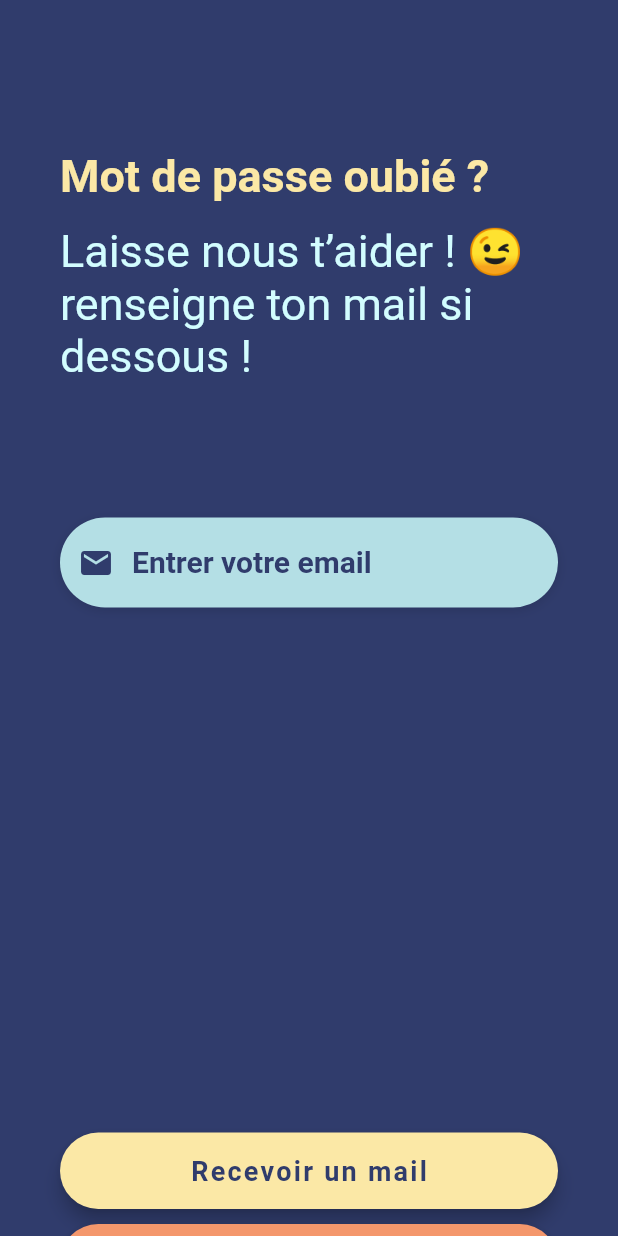
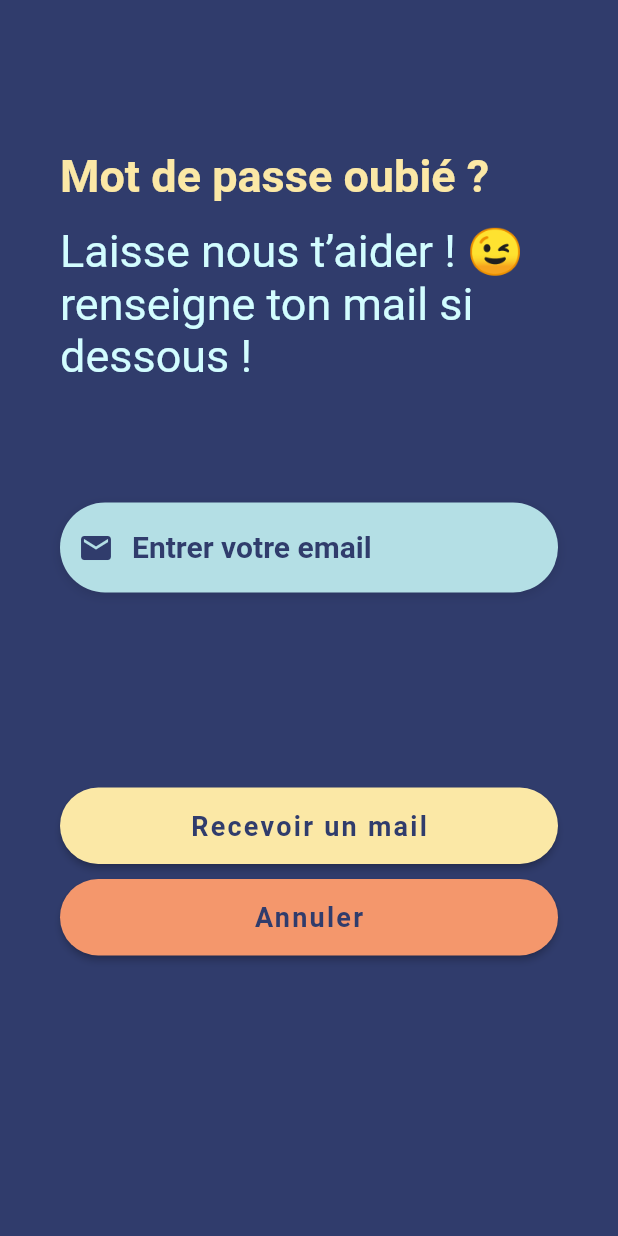
Before and after one commit to Necrelox/AR-U-Here, a Flutter app: the forgot_password screen opened directly, on a phone screen of 412 x 824 dp. Run offline on Flutter 3.47's test engine with Material 2 defaults, Android fonts, the phone set to English and light mode, and no system bars; our stand-ins replace font_awesome_flutter, google_fonts; Roboto replaces fonts that are missing (OpenSans).

Commit message:
finish page forgot password

```diff
--- a/App/lib/forgot_password.dart
+++ b/App/lib/forgot_password.dart
@@ -7,7 +7,7 @@ import 'welcome_page.dart';
 
   Widget _email() {
     return Container(
-      padding: EdgeInsets.only(top: 40.0),
+      padding: EdgeInsets.only(top: 30.0, bottom: 30),
       child: Column(
         crossAxisAlignment: CrossAxisAlignment.start,
         children: <Widget>[
@@ -60,7 +60,6 @@ import 'welcome_page.dart';
       padding: EdgeInsets.only(top: 10.0),
       width: double.infinity,
       child: RaisedButton(
-        elevation: 5.0,
         onPressed: () {
             Navigator.push(
             context,
@@ -90,10 +89,9 @@ import 'welcome_page.dart';
 
   Widget _forgot_passwordBtn(BuildContext context) {
     return Container(
-      padding: EdgeInsets.only(top: 350.0),
+      padding: EdgeInsets.only(top: 100.0),
       width: double.infinity,
       child: RaisedButton(
-        elevation: 5.0,
         onPressed: () {
             Navigator.push(
             context,
```
